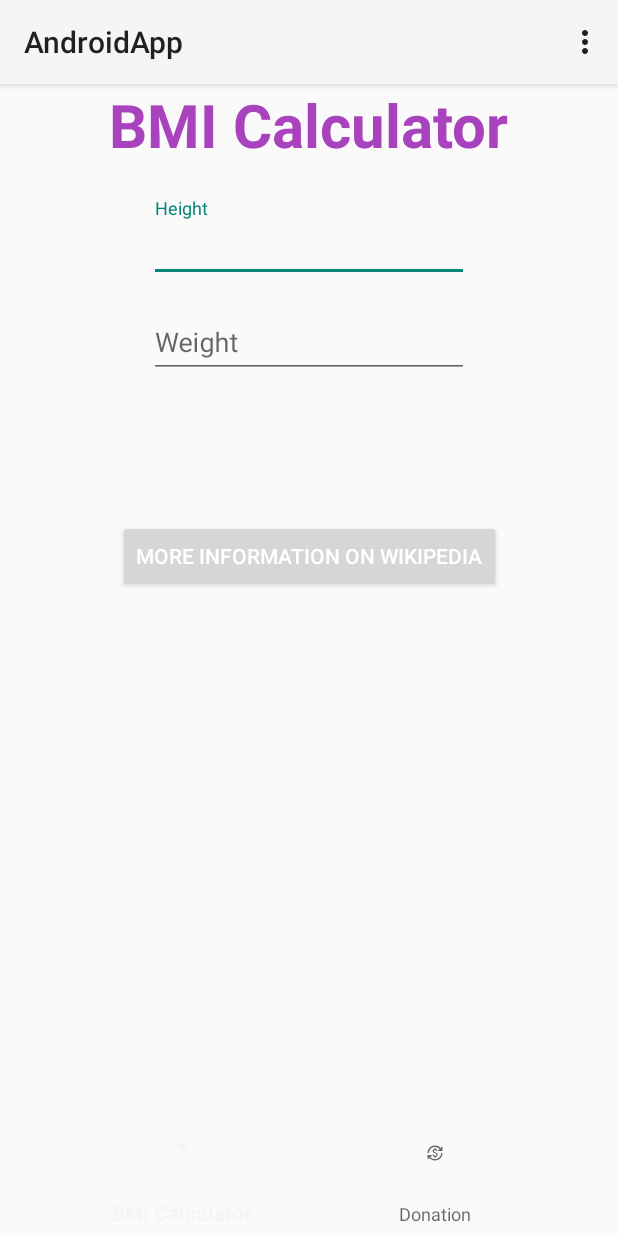
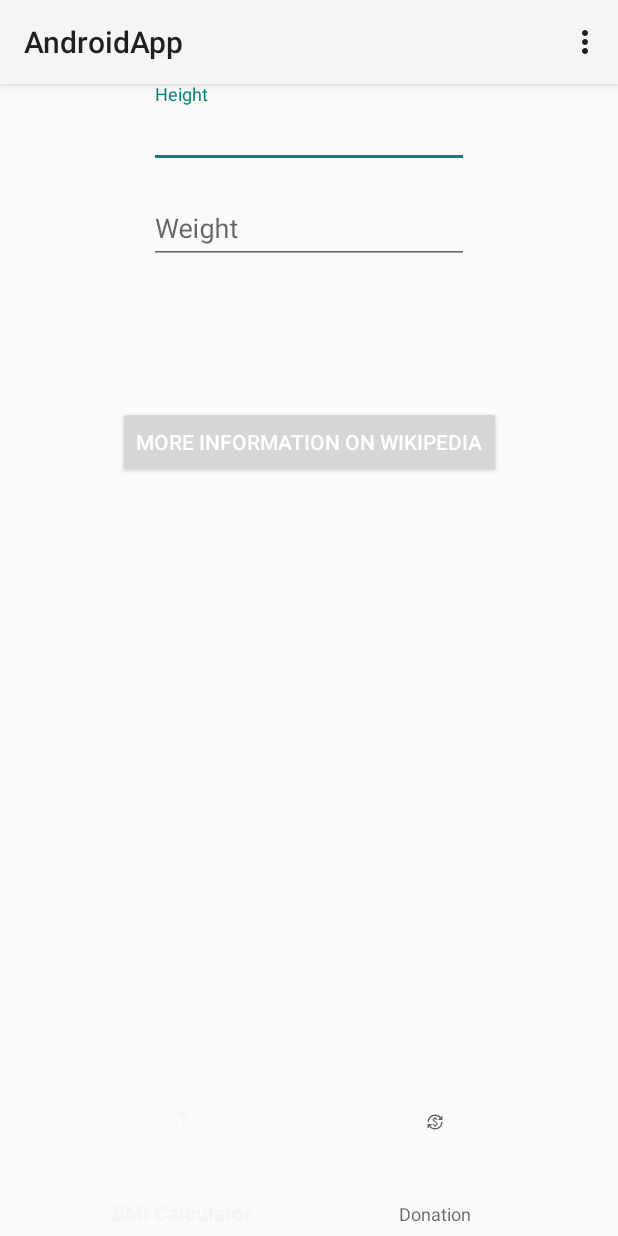
Before and after one commit to bobby-bloom/LF-ZQ16A_AndroidApp, an Android app: the screen it shows after launch (MainActivity), on a phone screen of 412 x 824 dp. Run offline under Robolectric (Android 15) with nearby library versions, the phone set to English and light mode, and no system bars.

Commit message:
removed header, changed footer navigation height

```diff
--- a/app/src/main/res/layout/activity_main.xml
+++ b/app/src/main/res/layout/activity_main.xml
@@ -1,5 +1,6 @@
 <?xml version="1.0" encoding="utf-8"?>
-<androidx.constraintlayout.widget.ConstraintLayout xmlns:android="http://schemas.android.com/apk/res/android"
+<androidx.constraintlayout.widget.ConstraintLayout
+    xmlns:android="http://schemas.android.com/apk/res/android"
     xmlns:app="http://schemas.android.com/apk/res-auto"
     xmlns:tools="http://schemas.android.com/tools"
     android:id="@+id/main"
@@ -7,30 +8,11 @@
     android:layout_height="match_parent"
     tools:context=".MainActivity">
 
-    <TextView
-        android:id="@+id/fragment_header"
-        android:layout_width="wrap_content"
-        android:layout_height="wrap_content"
-        android:layout_marginEnd="8dp"
-        android:layout_marginLeft="8dp"
-        android:layout_marginRight="8dp"
-        android:layout_marginStart="8dp"
-        android:layout_marginTop="56dp"
-        android:textColor="#A942BD"
-        android:textSize="40sp"
-        android:textStyle="bold"
-        android:text="@string/bmi_calc_menu"
-        app:layout_constraintTop_toTopOf="parent"
-        app:layout_constraintStart_toStartOf="parent"
-        app:layout_constraintEnd_toEndOf="parent"
-        app:layout_constraintHorizontal_bias="0.5"
-    />
-
     <FrameLayout
         android:id="@+id/flFragment"
         android:layout_width="match_parent"
         android:layout_height="0dp"
-        android:layout_marginTop="116dp"
+        android:layout_marginTop="40dp"
         app:layout_constraintBottom_toTopOf="@+id/bottomNavigationView"
         app:layout_constraintEnd_toEndOf="parent"
         app:layout_constraintHorizontal_bias="0.5"
@@ -41,7 +23,7 @@
     <com.google.android.material.bottomnavigation.BottomNavigationView
         android:id="@+id/bottomNavigationView"
         android:layout_width="match_parent"
-        android:layout_height="75dp"
+        android:layout_height="96dp"
         app:layout_constraintStart_toStartOf="parent"
         app:layout_constraintBottom_toBottomOf="parent"
         app:layout_constraintEnd_toEndOf="parent"
```
